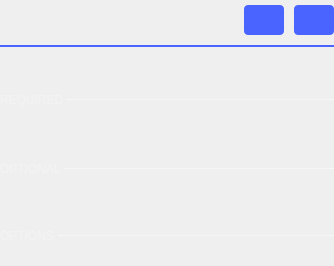
Before: the Qt Designer form ui/la_settings.ui in analogdevicesinc/scopy, drawn with Qt 5.
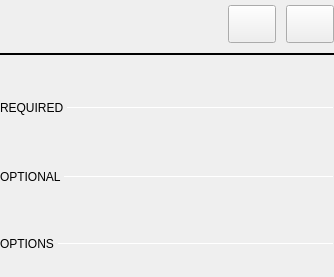
After: the same form once the commit is applied. Icons and pictures are not drawn.

What changed in the file:
```diff
--- a/ui/la_settings.ui
+++ b/ui/la_settings.ui
@@ -7,7 +7,7 @@
     <x>0</x>
     <y>0</y>
     <width>334</width>
-    <height>266</height>
+    <height>277</height>
    </rect>
   </property>
   <property name="sizePolicy">
@@ -47,8 +47,6 @@
       <string notr="true">QPushButton{
   width: 40px;
   height: 30px;
-  border-radius: 4px;
-  background-color: #4a64ff;
 }</string>
      </property>
      <layout class="QVBoxLayout" name="verticalLayout">
@@ -83,11 +81,6 @@
             <verstretch>0</verstretch>
            </sizepolicy>
           </property>
-          <property name="styleSheet">
-           <string notr="true">color: white;
-font-size: 14px;
-font-weight: normal;</string>
-          </property>
           <property name="text">
            <string/>
           </property>
@@ -158,9 +151,6 @@
       </item>
       <item>
        <widget class="Line" name="line">
-        <property name="styleSheet">
-         <string notr="true">color: #4A64FF;</string>
-        </property>
         <property name="frameShadow">
          <enum>QFrame::Plain</enum>
         </property>
@@ -230,9 +220,6 @@
             <height>1</height>
            </size>
           </property>
-          <property name="styleSheet">
-           <string notr="true">border: 1px solid rgba(255, 255, 255, 70);</string>
-          </property>
           <property name="frameShadow">
            <enum>QFrame::Sunken</enum>
           </property>
@@ -249,12 +236,6 @@
             <verstretch>0</verstretch>
            </sizepolicy>
           </property>
-          <property name="styleSheet">
-           <string notr="true">QLabel {
-		font-size: 12px;
-		color: rgba(255, 255, 255, 70);
-	}</string>
-          </property>
           <property name="text">
            <string>REQUIRED </string>
           </property>
@@ -340,12 +321,6 @@
             <verstretch>0</verstretch>
            </sizepolicy>
           </property>
-          <property name="styleSheet">
-           <string notr="true">QLabel {
-		font-size: 12px;
-		color: rgba(255, 255, 255, 70);
-	}</string>
-          </property>
           <property name="text">
            <string>OPTIONAL </string>
           </property>
@@ -365,9 +340,6 @@
             <height>1</height>
            </size>
           </property>
-          <property name="styleSheet">
-           <string notr="true">border: 1px solid rgba(255, 255, 255, 70);</string>
-          </property>
           <property name="frameShadow">
            <enum>QFrame::Sunken</enum>
           </property>
@@ -465,9 +437,6 @@
             <height>1</height>
            </size>
           </property>
-          <property name="styleSheet">
-           <string notr="true">border: 1px solid rgba(255, 255, 255, 70);</string>
-          </property>
           <property name="frameShadow">
            <enum>QFrame::Sunken</enum>
           </property>
@@ -484,12 +453,6 @@
             <verstretch>0</verstretch>
            </sizepolicy>
           </property>
-          <property name="styleSheet">
-           <string notr="true">QLabel {
-		font-size: 12px;
-		color: rgba(255, 255, 255, 70);
-	}</string>
-          </property>
           <property name="text">
            <string>OPTIONS </string>
           </property>
```
Left out of the diff: 30 changed lines with no effect on the pictures.
